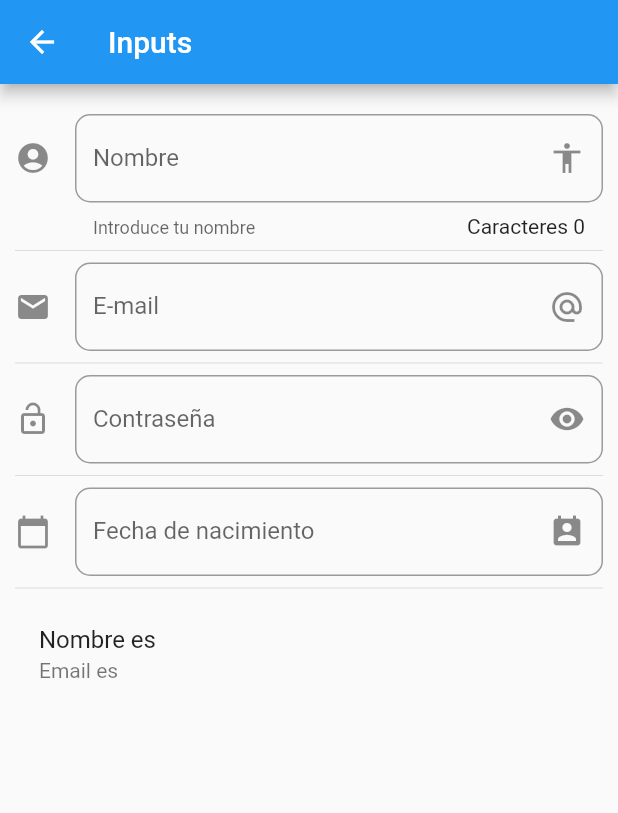
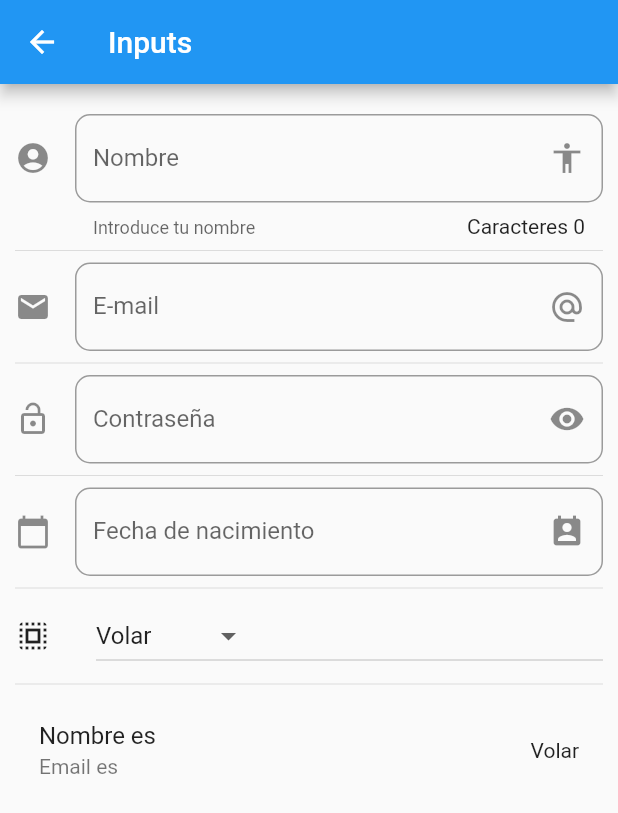
Before and after one commit to sideb/flutter-components, a Flutter app: the InputPage screen opened by its route, on a phone screen of 412 x 824 dp. Shown: the top 813 px of the screen. Run offline on Flutter 3.47's test engine with Material 2 defaults, Android fonts, the phone set to English and light mode, and no system bars.

Commit message:
Dropdown selector

```diff
--- a/lib/src/pages/input_page.dart
+++ b/lib/src/pages/input_page.dart
@@ -10,6 +10,8 @@ class _InputPageState extends State<InputPage> {
   String _email = '';
   String _password = '';
   String _date = '';
+  String _selectedOption = 'Volar';
+
   TextEditingController _inputDateFieldController = new TextEditingController();
 
   @override
@@ -28,6 +30,8 @@ class _InputPageState extends State<InputPage> {
           _makePasswordInput(),
           Divider(),
           _makeDateInput(context),
+          Divider(),
+          _makeDropdown(),
           Divider(),
           _makePerson(),
         ],
@@ -135,10 +139,47 @@ class _InputPageState extends State<InputPage> {
     return picked;
   }
 
+  List<String> _power = ['Volar', 'RayosX', 'Super oído', 'Antibalas'];
+
+  List<DropdownMenuItem<String>> _getDropdownOptions() {
+    List<DropdownMenuItem<String>> list = new List();
+    _power.forEach((element) {
+      list.add(DropdownMenuItem(
+        child: Text(element),
+        value: element,
+      ));
+    });
+
+    return list;
+  }
+
+  Widget _makeDropdown() {
+    return Row(
+      children: <Widget>[
+        Icon(Icons.select_all),
+        SizedBox(
+          width: 30.0,
+        ),
+        Expanded(
+          child: DropdownButton(
+              value: _selectedOption,
+              items: _getDropdownOptions(),
+              onChanged: (option) {
+                setState(() {
+                  _selectedOption = option;
+                });
+                print(option);
+              }),
+        ),
+      ],
+    );
+  }
+
   Widget _makePerson() {
     return ListTile(
       title: Text('Nombre es $_name'),
       subtitle: Text('Email es $_email'),
+      trailing: Text(_selectedOption),
     );
   }
 }
```
